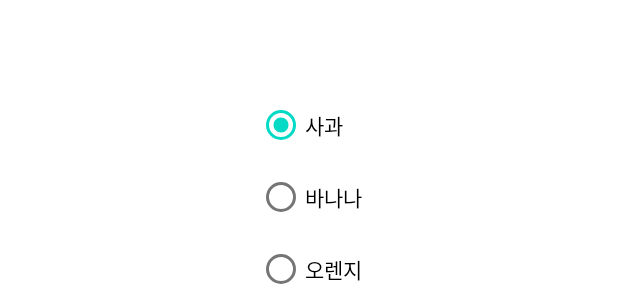
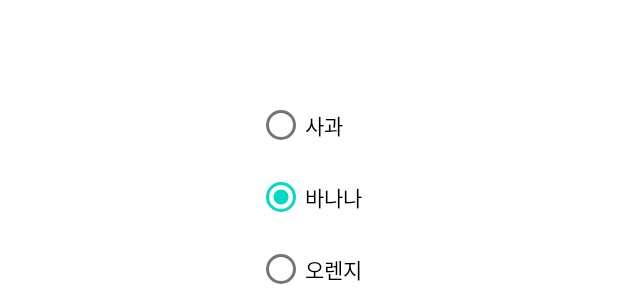
Before and after one commit to heeyjinny/WidgetsRadio, an Android app: the layout activity_main.xml on its own in the app's theme, with its tools: preview values and no code run, on a phone screen of 412 x 824 dp. Shown: the part 421-722 px from the top of the screen. Run offline under Robolectric (Android 15) with nearby library versions, the phone set to English and light mode, and no system bars.

Commit message:
라디오버튼 만들기

```diff
--- a/app/src/main/res/layout/activity_main.xml
+++ b/app/src/main/res/layout/activity_main.xml
@@ -19,7 +19,6 @@
 
 <!--  라디오 버튼 생성  -->
         <RadioButton
-            android:checked="true"
             android:id="@+id/radioApple"
             android:layout_width="match_parent"
             android:layout_height="wrap_content"
```
